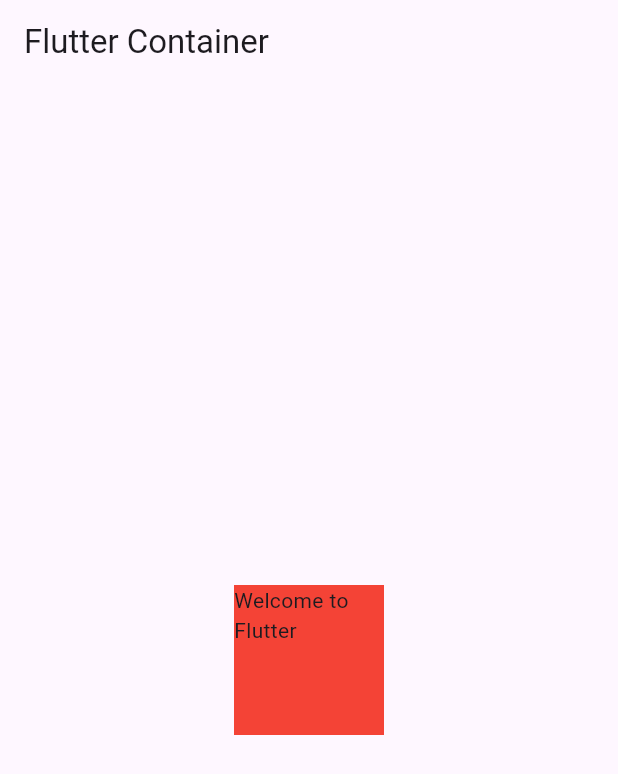
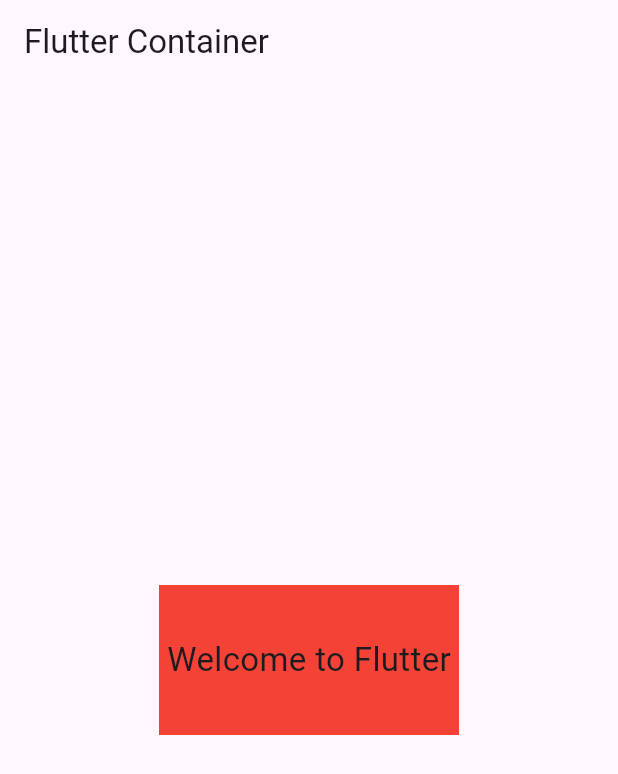
Before and after one commit to sup0808/Flutter_firstapp, a Flutter app: the screen it shows after launch, on a phone screen of 412 x 824 dp. Shown: the top 774 px of the screen. Run offline on Flutter 3.47's test engine with Material 3 defaults, Android fonts, the phone set to English and light mode, and no system bars.

Commit message:
Center widget Example

```diff
--- a/lib/main.dart
+++ b/lib/main.dart
@@ -46,10 +46,10 @@ class _MyHomePageState extends State<MyHomePage> {
       body:
       Center(
         child: Container(
-          width:100,
+          width:200,
           height: 100,
           color: Colors.red,
-          child: Text("Welcome to Flutter"),
+          child: Center(child: Text("Welcome to Flutter", style: TextStyle(fontSize: 22),)),
         ),
       ),
 
```
